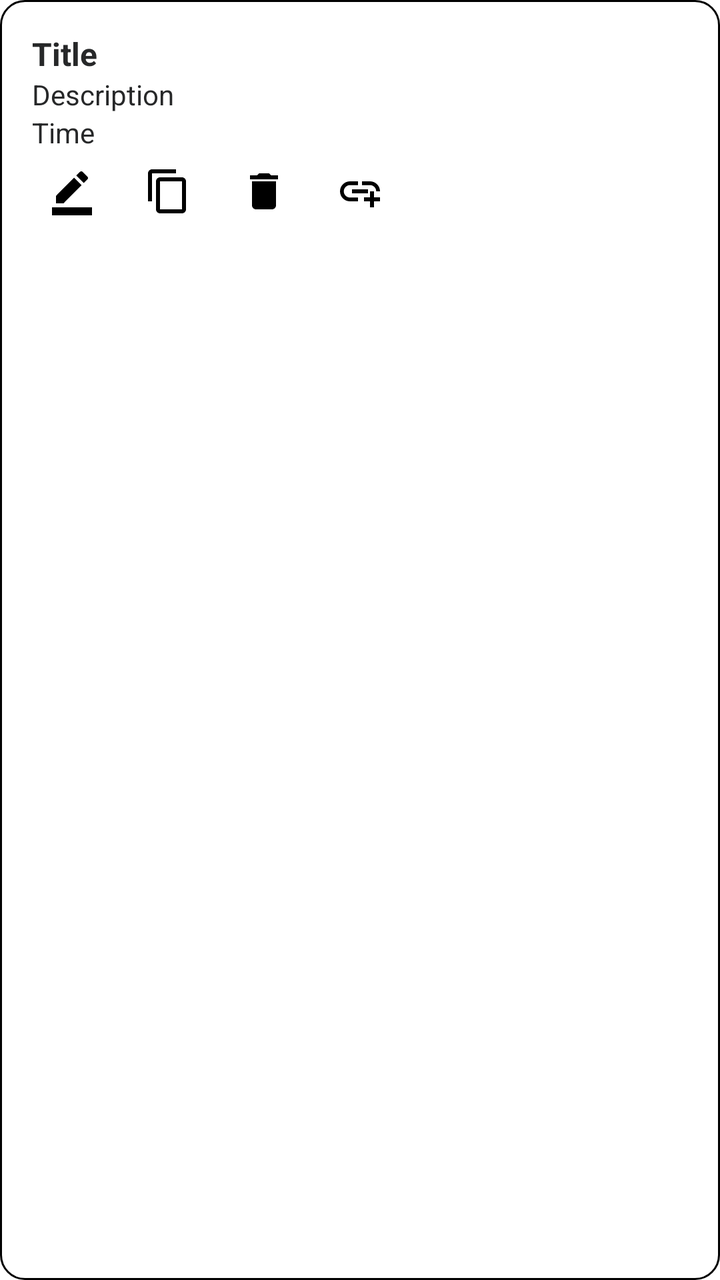
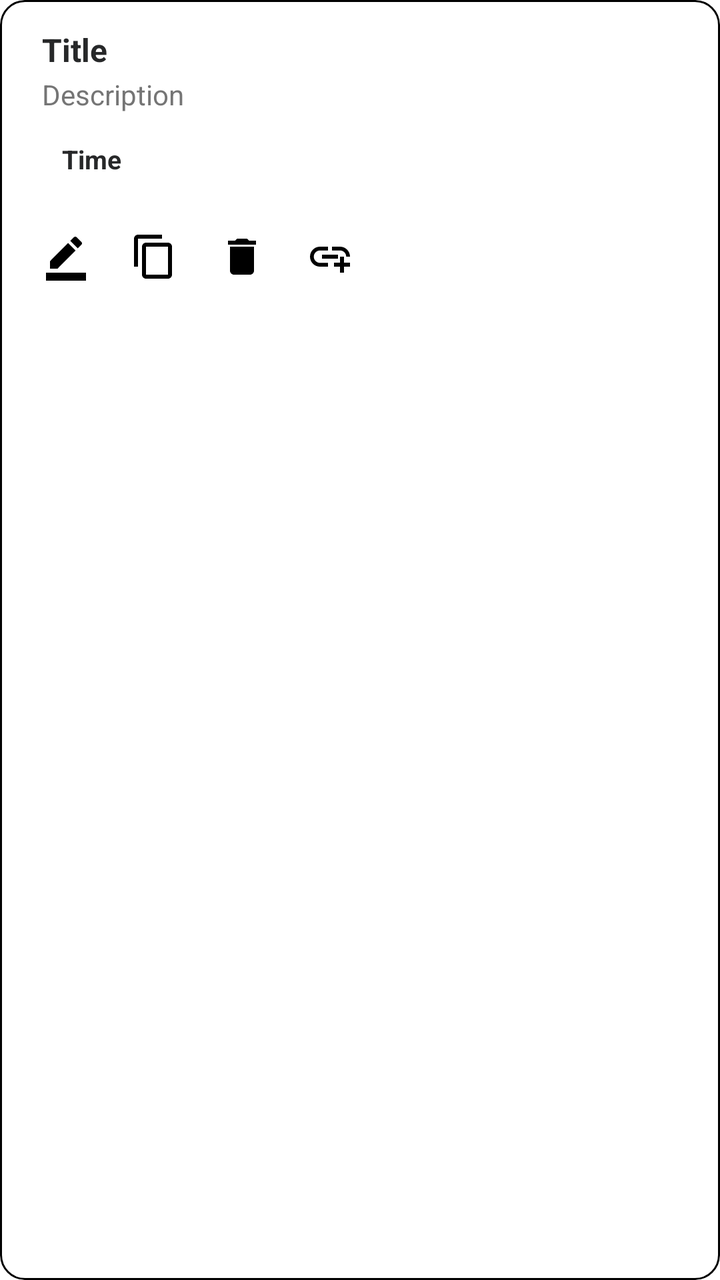

An Android layout rendered at two revisions. The XML below is the earlier revision; the diff shows what the commit changed to produce the second picture.
<!-- AndroidManifest.xml: application theme Theme.Nudge -->
<!-- res/layout/item_reminder.xml -->
<LinearLayout xmlns:android="http://schemas.android.com/apk/res/android"
    android:id="@+id/cardRoot"
    android:layout_width="match_parent"
    android:layout_height="wrap_content"
    xmlns:app="http://schemas.android.com/apk/res-auto"
    android:orientation="vertical"
    android:layout_margin="16dp"
    android:padding="16dp"
    android:background="@drawable/bg_reminder_card"
    >

    <TextView
        android:id="@+id/title"
        android:layout_width="wrap_content"
        android:layout_height="wrap_content"
        android:text="Title"
        android:textStyle="bold"
        android:textColor="@color/colorTextPrimary"
        android:textSize="16sp" />

    <TextView
        android:id="@+id/pendingBadge"
        android:layout_width="wrap_content"
        android:layout_height="wrap_content"
        android:text="Not Backed Up"
        android:textColor="#E53935"
        android:textSize="11sp"
        android:textStyle="italic"
        android:visibility="gone" />

    <TextView
        android:id="@+id/description"
        android:layout_width="wrap_content"
        android:layout_height="wrap_content"
        android:text="Description"
        android:textColor="@color/colorTextPrimary"
        android:textSize="14sp" />

    <TextView
        android:id="@+id/time"
        android:layout_width="wrap_content"
        android:layout_height="wrap_content"
        android:text="Time"
        android:textColor="@color/colorTextPrimary"
        android:textSize="14sp" />

    <TextView
        android:id="@+id/countdown"
        android:layout_width="wrap_content"
        android:layout_height="wrap_content"
        android:textColor="@color/colorTextSecondary"
        android:textSize="12sp"
        android:visibility="gone"/>

    <TextView
        android:id="@+id/read"
        android:layout_width="wrap_content"
        android:layout_height="wrap_content"
        android:text="Read Time"
        android:visibility="gone"
        android:textColor="@color/colorTextSecondary"
        android:textSize="12sp" />

    <TextView
        android:id="@+id/id"
        android:layout_width="wrap_content"
        android:layout_height="wrap_content"
        android:text="Id"
        android:visibility="gone"
        android:textSize="12sp" />

    <LinearLayout
        android:layout_width="wrap_content"
        android:layout_height="wrap_content"
        android:orientation="horizontal"
        android:gravity="center_vertical">

        <ImageButton
            android:id="@+id/editButton"
            android:layout_width="40dp"
            android:layout_height="40dp"
            android:contentDescription="Edit"
            android:src="@drawable/ic_edit"
            app:tint="?attr/colorOnSurface"
            android:background="?attr/selectableItemBackgroundBorderless"
            android:padding="8dp" />

        <ImageButton
            android:id="@+id/copyButton"
            android:layout_width="wrap_content"
            android:layout_height="wrap_content"
            android:layout_marginStart="8dp"
            android:contentDescription="Copy"
            android:src="@drawable/ic_copy"
            app:tint="?attr/colorOnSurface"
            android:background="?attr/selectableItemBackgroundBorderless"
            android:padding="8dp" />

        <ImageButton
            android:id="@+id/deleteButton"
            android:layout_width="wrap_content"
            android:layout_height="wrap_content"
            android:layout_marginStart="8dp"
            android:contentDescription="Delete"
            android:src="@drawable/ic_delete"
            app:tint="?attr/colorOnSurface"
            android:background="?attr/selectableItemBackgroundBorderless"
            android:padding="8dp" />

        <ImageButton
            android:id="@+id/linkButton"
            android:layout_width="wrap_content"
            android:layout_height="wrap_content"
            android:layout_marginStart="8dp"
            android:contentDescription="Link"
            android:src="@drawable/ic_link"
            app:tint="?attr/colorOnSurface"
            android:background="?attr/selectableItemBackgroundBorderless"
            android:padding="8dp" />
    </LinearLayout>
</LinearLayout>
<!-- resources referenced by this layout -->
<resources>
  <color name="colorTextPrimary">#272829</color>
  <color name="colorTextSecondary">#757575</color>
  <!-- drawable bg_reminder_card (drawable) -->
  <shape xmlns:android="http://schemas.android.com/apk/res/android"
      android:shape="rectangle">
  
      
      <corners android:radius="12dp" />
  
      
      <solid android:color="?attr/colorSurface" />
  
      
      <stroke
          android:width="1dp"
          android:color="?attr/colorOutline" />
  
  </shape>
  <!-- drawable ic_copy (drawable) -->
  <vector xmlns:android="http://schemas.android.com/apk/res/android" android:height="24dp" android:tint="#FFFFFF" android:viewportHeight="24" android:viewportWidth="24" android:width="24dp">
        
      <path android:fillColor="@android:color/white" android:pathData="M16,1L4,1c-1.1,0 -2,0.9 -2,2v14h2L4,3h12L16,1zM19,5L8,5c-1.1,0 -2,0.9 -2,2v14c0,1.1 0.9,2 2,2h11c1.1,0 2,-0.9 2,-2L21,7c0,-1.1 -0.9,-2 -2,-2zM19,21L8,21L8,7h11v14z"/>
      
  </vector>
  <!-- drawable ic_delete (drawable) -->
  <vector xmlns:android="http://schemas.android.com/apk/res/android" android:height="24dp" android:tint="#FFFFFF" android:viewportHeight="24" android:viewportWidth="24" android:width="24dp">
        
      <path android:fillColor="@android:color/white" android:pathData="M6,19c0,1.1 0.9,2 2,2h8c1.1,0 2,-0.9 2,-2V7H6v12zM19,4h-3.5l-1,-1h-5l-1,1H5v2h14V4z"/>
      
  </vector>
  <!-- drawable ic_edit (drawable) -->
  <vector xmlns:android="http://schemas.android.com/apk/res/android" android:height="24dp" android:tint="#FFFFFF" android:viewportHeight="24" android:viewportWidth="24" android:width="24dp">
        
      <path android:fillColor="@android:color/white" android:pathData="M22,24H2v-4h20V24zM13.06,5.19l3.75,3.75L7.75,18H4v-3.75L13.06,5.19zM17.88,7.87l-3.75,-3.75l1.83,-1.83c0.39,-0.39 1.02,-0.39 1.41,0l2.34,2.34c0.39,0.39 0.39,1.02 0,1.41L17.88,7.87z"/>
      
  </vector>
  <!-- drawable ic_link (drawable) -->
  <vector xmlns:android="http://schemas.android.com/apk/res/android" android:height="24dp" android:tint="#FFFFFF" android:viewportHeight="24" android:viewportWidth="24" android:width="24dp">
        
      <path android:fillColor="@android:color/white" android:pathData="M8,11h8v2L8,13zM20.1,12L22,12c0,-2.76 -2.24,-5 -5,-5h-4v1.9h4c1.71,0 3.1,1.39 3.1,3.1zM3.9,12c0,-1.71 1.39,-3.1 3.1,-3.1h4L11,7L7,7c-2.76,0 -5,2.24 -5,5s2.24,5 5,5h4v-1.9L7,15.1c-1.71,0 -3.1,-1.39 -3.1,-3.1zM19,12h-2v3h-3v2h3v3h2v-3h3v-2h-3z"/>
      
  </vector>
  <style name="Theme.Nudge" parent="Theme.MaterialComponents.DayNight.NoActionBar">
          
          <item name="colorPrimary">@color/colorPrimary</item>
          <item name="colorPrimaryVariant">@color/colorPrimaryDark</item>
          <item name="colorOnPrimary">@color/white</item>
          
          <item name="colorSecondary">@color/colorAccent</item>
          <item name="colorSecondaryVariant">@color/colorAccent</item>
          <item name="colorOnSecondary">@color/black</item>
          
          <item name="android:colorBackground">@color/colorBackground</item>
          
          <item name="android:textColorPrimary">@color/colorTextPrimary</item>
          <item name="android:textColorSecondary">@color/colorTextSecondary</item>
          
          <item name="android:windowBackground">@color/colorBackground</item>
          <item name="android:statusBarColor">@color/colorTheme</item>
      </style>
  <color name="colorPrimary">#1E88E5</color>
  <color name="colorPrimaryDark">#1565C0</color>
  <color name="white">#FFFFFFFF</color>
  <color name="colorAccent">#B0B0B0</color>
  <color name="black">#FF000000</color>
  <color name="colorBackground">#FFFFFF</color>
  <color name="colorTheme">#58CBFF</color>
</resources>

<!-- the commit's change to res/layout/item_reminder.xml (unified diff, before → after) -->
@@ -1,121 +1,191 @@
 <LinearLayout xmlns:android="http://schemas.android.com/apk/res/android"
+    xmlns:app="http://schemas.android.com/apk/res-auto"
     android:id="@+id/cardRoot"
     android:layout_width="match_parent"
     android:layout_height="wrap_content"
-    xmlns:app="http://schemas.android.com/apk/res-auto"
-    android:orientation="vertical"
-    android:layout_margin="16dp"
-    android:padding="16dp"
+    android:layout_marginHorizontal="16dp"
+    android:layout_marginVertical="8dp"
     android:background="@drawable/bg_reminder_card"
-    >
+    android:clipToOutline="true"
+    android:orientation="horizontal">
 
-    <TextView
-        android:id="@+id/title"
-        android:layout_width="wrap_content"
-        android:layout_height="wrap_content"
-        android:text="Title"
-        android:textStyle="bold"
-        android:textColor="@color/colorTextPrimary"
-        android:textSize="16sp" />
-
-    <TextView
-        android:id="@+id/pendingBadge"
-        android:layout_width="wrap_content"
-        android:layout_height="wrap_content"
-        android:text="Not Backed Up"
-        android:textColor="#E53935"
-        android:textSize="11sp"
-        android:textStyle="italic"
-        android:visibility="gone" />
-
-    <TextView
-        android:id="@+id/description"
-        android:layout_width="wrap_content"
-        android:layout_height="wrap_content"
-        android:text="Description"
-        android:textColor="@color/colorTextPrimary"
-        android:textSize="14sp" />
-
-    <TextView
-        android:id="@+id/time"
-        android:layout_width="wrap_content"
-        android:layout_height="wrap_content"
-        android:text="Time"
-        android:textColor="@color/colorTextPrimary"
-        android:textSize="14sp" />
-
-    <TextView
-        android:id="@+id/countdown"
-        android:layout_width="wrap_content"
-        android:layout_height="wrap_content"
-        android:textColor="@color/colorTextSecondary"
-        android:textSize="12sp"
-        android:visibility="gone"/>
-
-    <TextView
-        android:id="@+id/read"
-        android:layout_width="wrap_content"
-        android:layout_height="wrap_content"
-        android:text="Read Time"
-        android:visibility="gone"
-        android:textColor="@color/colorTextSecondary"
-        android:textSize="12sp" />
-
-    <TextView
-        android:id="@+id/id"
-        android:layout_width="wrap_content"
-        android:layout_height="wrap_content"
-        android:text="Id"
-        android:visibility="gone"
-        android:textSize="12sp" />
+    <View
+        android:id="@+id/accentBar"
+        android:layout_width="5dp"
+        android:layout_height="match_parent" />
 
     <LinearLayout
-        android:layout_width="wrap_content"
+        android:layout_width="0dp"
         android:layout_height="wrap_content"
-        android:orientation="horizontal"
-        android:gravity="center_vertical">
+        android:layout_weight="1"
+        android:orientation="vertical">
 
-        <ImageButton
-            android:id="@+id/editButton"
-            android:layout_width="40dp"
-            android:layout_height="40dp"
-            android:contentDescription="Edit"
-            android:src="@drawable/ic_edit"
-            app:tint="?attr/colorOnSurface"
-            android:background="?attr/selectableItemBackgroundBorderless"
-            android:padding="8dp" />
+        <LinearLayout
+            android:layout_width="match_parent"
+            android:layout_height="wrap_content"
+            android:orientation="vertical"
+            android:paddingStart="16dp"
+            android:paddingTop="14dp"
+            android:paddingEnd="14dp"
+            android:paddingBottom="14dp">
 
-        <ImageButton
-            android:id="@+id/copyButton"
-            android:layout_width="wrap_content"
+            <LinearLayout
+                android:layout_width="match_parent"
+                android:layout_height="wrap_content"
+                android:orientation="horizontal">
+
+                <LinearLayout
+                    android:layout_width="0dp"
+                    android:layout_height="wrap_content"
+                    android:layout_weight="1"
+                    android:layout_gravity="center_vertical"
+                    android:orientation="vertical">
+
+                    <TextView
+                        android:id="@+id/title"
+                        android:layout_width="wrap_content"
+                        android:layout_height="wrap_content"
+                        android:text="Title"
+                        android:textStyle="bold"
+                        android:textColor="@color/colorTextPrimary"
+                        android:textSize="16sp" />
+
+                    <TextView
+                        android:id="@+id/pendingBadge"
+                        android:layout_width="wrap_content"
+                        android:layout_height="wrap_content"
+                        android:text="Not Backed Up"
+                        android:textColor="#E53935"
+                        android:textSize="11sp"
+                        android:textStyle="italic"
+                        android:visibility="gone" />
+
+                    <TextView
+                        android:id="@+id/description"
+                        android:layout_width="wrap_content"
+                        android:layout_height="wrap_content"
+                        android:layout_marginTop="2dp"
+                        android:text="Description"
+                        android:textColor="@color/colorTextSecondary"
+                        android:textSize="14sp" />
+                </LinearLayout>
+
+                <ImageView
+                    android:id="@+id/contextIcon"
+                    android:layout_width="40dp"
+                    android:layout_height="40dp"
+                    android:layout_marginStart="12dp"
+                    android:layout_gravity="top"
+                    android:padding="9dp"
+                    android:importantForAccessibility="no"
+                    android:visibility="gone" />
+            </LinearLayout>
+
+            <LinearLayout
+                android:layout_width="match_parent"
+                android:layout_height="wrap_content"
+                android:layout_marginTop="10dp"
+                android:gravity="center_vertical"
+                android:orientation="horizontal">
+
+                <TextView
+                    android:id="@+id/time"
+                    android:layout_width="wrap_content"
+                    android:layout_height="wrap_content"
+                    android:paddingHorizontal="10dp"
+                    android:paddingVertical="4dp"
+                    android:text="Time"
+                    android:textColor="@color/colorTextPrimary"
+                    android:textSize="13sp"
+                    android:textStyle="bold" />
+            </LinearLayout>
+
+            <TextView
+                android:id="@+id/read"
+                android:layout_width="wrap_content"
+                android:layout_height="wrap_content"
+                android:text="Read Time"
+                android:visibility="gone"
+                android:textColor="@color/colorTextSecondary"
+                android:textSize="12sp" />
+
+            <TextView
+                android:id="@+id/id"
+                android:layout_width="wrap_content"
+                android:layout_height="wrap_content"
+                android:text="Id"
+                android:visibility="gone"
+                android:textSize="12sp" />
+        </LinearLayout>
+
+        <LinearLayout
+            android:id="@+id/actionRow"
+            android:layout_width="match_parent"
             android:layout_height="wrap_content"
-            android:layout_marginStart="8dp"
-            android:contentDescription="Copy"
-            android:src="@drawable/ic_copy"
-            app:tint="?attr/colorOnSurface"
-            android:background="?attr/selectableItemBackgroundBorderless"
-            android:padding="8dp" />
+            android:orientation="horizontal"
+            android:gravity="center_vertical"
+            android:paddingHorizontal="8dp"
+            android:paddingVertical="2dp">
 
-        <ImageButton
-            android:id="@+id/deleteButton"
-            android:layout_width="wrap_content"
-            android:layout_height="wrap_content"
-            android:layout_marginStart="8dp"
-            android:contentDescription="Delete"
-            android:src="@drawable/ic_delete"
-            app:tint="?attr/colorOnSurface"
-            android:background="?attr/selectableItemBackgroundBorderless"
-            android:padding="8dp" />
+            <ImageButton
+                android:id="@+id/editButton"
+                android:layout_width="40dp"
+                android:layout_height="40dp"
+                android:contentDescription="Edit"
+                android:src="@drawable/ic_edit"
+                app:tint="?attr/colorOnSurface"
+                android:background="?attr/selectableItemBackgroundBorderless"
+                android:padding="10dp" />
 
-        <ImageButton
-            android:id="@+id/linkButton"
-            android:layout_width="wrap_content"
-            android:layout_height="wrap_content"
-            android:layout_marginStart="8dp"
-            android:contentDescription="Link"
-            android:src="@drawable/ic_link"
-            app:tint="?attr/colorOnSurface"
-            android:background="?attr/selectableItemBackgroundBorderless"
-            android:padding="8dp" />
+            <ImageButton
+                android:id="@+id/copyButton"
+                android:layout_width="40dp"
+                android:layout_height="40dp"
+                android:layout_marginStart="4dp"
+                android:contentDescription="Copy"
+                android:src="@drawable/ic_copy"
+                app:tint="?attr/colorOnSurface"
+                android:background="?attr/selectableItemBackgroundBorderless"
+                android:padding="10dp" />
+
+            <ImageButton
+                android:id="@+id/deleteButton"
+                android:layout_width="40dp"
+                android:layout_height="40dp"
+                android:layout_marginStart="4dp"
+                android:contentDescription="Delete"
+                android:src="@drawable/ic_delete"
+                app:tint="?attr/colorOnSurface"
+                android:background="?attr/selectableItemBackgroundBorderless"
+                android:padding="10dp" />
+
+            <ImageButton
+                android:id="@+id/linkButton"
+                android:layout_width="40dp"
+                android:layout_height="40dp"
+                android:layout_marginStart="4dp"
+                android:contentDescription="Link"
+                android:src="@drawable/ic_link"
+                app:tint="?attr/colorOnSurface"
+                android:background="?attr/selectableItemBackgroundBorderless"
+                android:padding="10dp" />
+
+            <View
+                android:layout_width="0dp"
+                android:layout_height="1dp"
+                android:layout_weight="1" />
+
+            <TextView
+                android:id="@+id/countdown"
+                android:layout_width="wrap_content"
+                android:layout_height="wrap_content"
+                android:layout_marginStart="8dp"
+                android:layout_marginEnd="8dp"
+                android:singleLine="true"
+                android:textColor="@color/colorTextSecondary"
+                android:textSize="12sp"
+                android:textStyle="bold"
+                android:visibility="gone" />
+        </LinearLayout>
     </LinearLayout>
 </LinearLayout>
